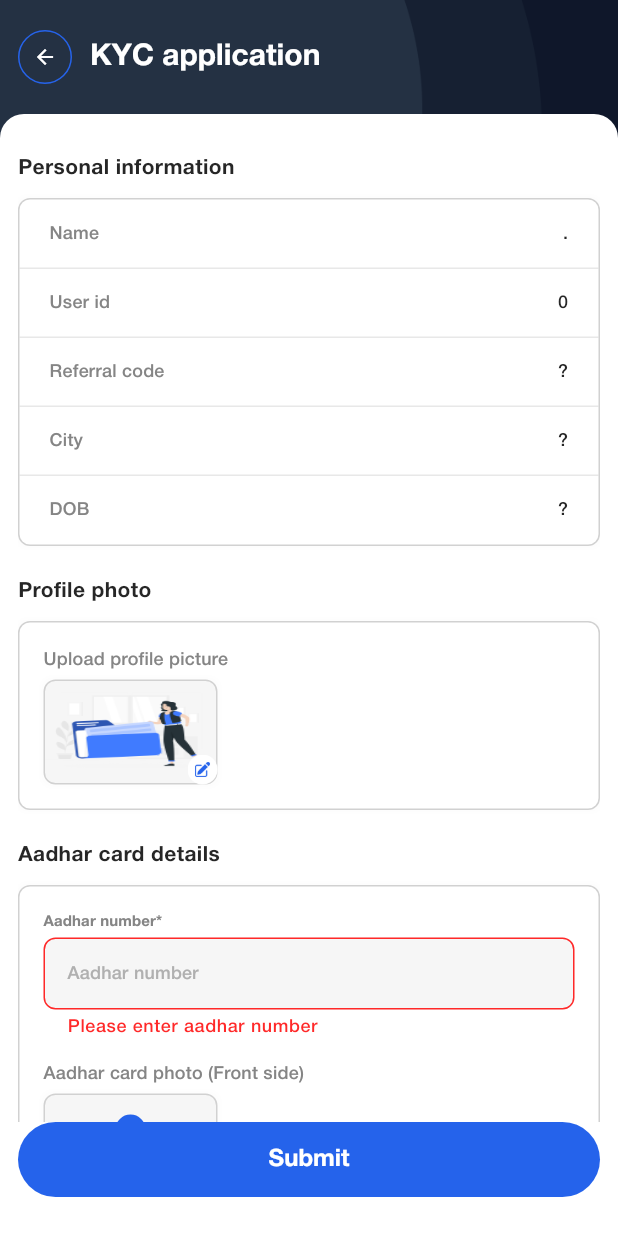
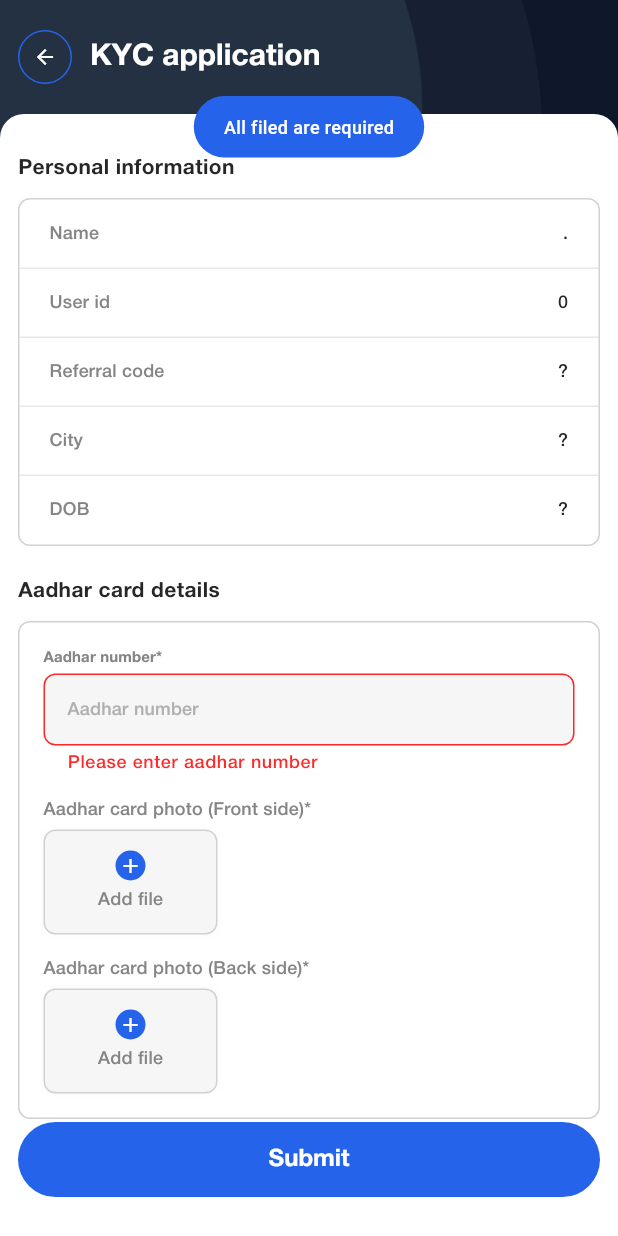
Before and after one commit to AmanDollop/kalam_news, a Flutter app: the KycApplicationView screen opened by its route, after a tap on "Submit", on a phone screen of 412 x 824 dp. Run offline on Flutter 3.47's test engine with Material 3 defaults, Android fonts, the phone set to English and light mode, and no system bars; our stand-ins replace carousel_indicator, carousel_slider, connectivity_plus, device_preview, flutter_dash, flutter_html and 11 more; missing offline and left inert: razorpay_flutter; accounts and stored records are empty; statements that could not run were skipped.

Commit message:
31 may 2024

```diff
--- a/lib/app/api/api_constant_var/api_constant_var.dart
+++ b/lib/app/api/api_constant_var/api_constant_var.dart
@@ -85,6 +85,11 @@ class ApiConstantVar{
   static const bankId = "bank_id";
 
   static const amount = "amount";
+  static const aadharCardNo = "aadhar_card_no";
+  static const panCardNo = "pan_card_no";
+  static const aadharCardPhotoFront = "aadhar_card_photo_front";
+  static const aadharCardPhotoBack = "aadhar_card_photo_back";
+  static const panCardPhoto = "pan_card_photo";
 
 }
 
@@ -156,4 +161,6 @@ class ApiUrls{
 
   static const apiEndPointWithdrawCommission = "withdrawCommission";
 
+  static const apiEndPointUserKycDocument = "userKycDocument";
+
 }
--- a/lib/app/modules/kyc_application/controllers/kyc_application_controller.dart
+++ b/lib/app/modules/kyc_application/controllers/kyc_application_controller.dart
@@ -1,6 +1,14 @@
+import 'dart:io';
+
 import 'package:flutter/material.dart';
 import 'package:get/get.dart';
+import 'package:kalam_news_publication/app/api/api_constant_var/api_constant_var.dart';
+import 'package:kalam_news_publication/app/api/api_intrigation/api_intrigation.dart';
 import 'package:kalam_news_publication/app/api/api_res_modals/user_data_modal.dart';
+import 'package:kalam_news_publication/app/common/methods/knp_methods.dart';
+import 'package:kalam_news_publication/app/common/packages/cd.dart';
+import 'package:kalam_news_publication/app/common/packages/image_picker.dart';
+import 'package:http/http.dart' as http;
 
 class KycApplicationController extends GetxController {
 
@@ -17,6 +25,17 @@ class KycApplicationController extends GetxController {
 
   final panCardNumberController = TextEditingController();
   FocusNode panCardNumberFocusNode = FocusNode();
+
+
+  final profilePic = Rxn<File?>();
+  final aadharFrontImage = Rxn<File?>();
+  final aadharBackImage = Rxn<File?>();
+  final panCardImage = Rxn<File?>();
+
+  Map<String, dynamic> bodyParamsForEKyc = {};
+
+  final submitButtonValue = false.obs;
+
 
 
   @override
@@ -38,20 +57,112 @@ class KycApplicationController extends GetxController {
 
   void increment() => count.value++;
 
-  void clickOnUploadProfilePicture() {}
+  Future<void> clickOnUploadProfilePicture() async {
+    await CD.commonIosPickImageDialog(
+      clickOnCamera: () async {
+        Get.back();
+        profilePic.value = await KNPImagePicker.pickImage(isCropper: true);
+      },
+      clickOnGallery: () async {
+        Get.back();
+        profilePic.value = await KNPImagePicker.pickImage(pickFromGallery: true,isCropper: true);
+      },
+    );
+  }
 
-  void clickOnAadharCardFrontSide() {}
+  Future<void> clickOnAadharCardFrontSide() async {
+    if(aadharFrontImage.value == null) {
+      await CD.commonIosPickImageDialog(
+        clickOnCamera: () async {
+          Get.back();
+          aadharFrontImage.value = await KNPImagePicker.pickImage(isCropper: true);
+        },
+       clickOnGallery: () async {
+         Get.back();
+         aadharFrontImage.value = await KNPImagePicker.pickImage(pickFromGallery: true,isCropper: true);
+       },
+      );
+    }else{
+      aadharFrontImage.value = null;
+    }
+    count.value++;
+  }
 
-  void clickOnAadharCardBackSide() {}
+  Future<void> clickOnAadharCardBackSide() async {
+    if(aadharBackImage.value == null) {
+      await CD.commonIosPickImageDialog(
+      clickOnCamera: () async {
+        Get.back();
+        aadharBackImage.value = await KNPImagePicker.pickImage(isCropper: true);
+      },
+      clickOnGallery: () async {
+        Get.back();
+        aadharBackImage.value = await KNPImagePicker.pickImage(pickFromGallery: true,isCropper: true);
+      },
+    );
+    }else{
+      aadharBackImage.value = null;
+    }
+    count.value++;
+  }
 
-  void clickOnPanCardPhoto() {}
+  Future<void> clickOnPanCardPhoto() async {
+    if(panCardImage.value == null) {
+      await CD.commonIosPickImageDialog(
+      clickOnCamera: () async {
+        Get.back();
+        panCardImage.value = await KNPImagePicker.pickImage(isCropper: true);
+      },
+      clickOnGallery: () async {
+        Get.back();
+        panCardImage.value = await KNPImagePicker.pickImage(pickFromGallery: true,isCropper: true);
+      },
+    );
+    }else{
+      panCardImage.value = null;
+    }
+    count.value++;
+  }
 
   void clickOnUpdateBankDetails() {}
 
   void clickOnSubmitButton() {
-    if(key.currentState!.validate()){
+    if(key.currentState!.validate() && aadharFrontImage.value != null && aadharBackImage.value != null && panCardImage.value != null){
       Get.back();
+    }else{
+      KNPMethods.showSnackBar(message: 'All filed are required');
     }
   }
 
+  Future<void> callingAddEKycApi() async {
+    try{
+
+      bodyParamsForEKyc = {
+        ApiConstantVar.aadharCardNo:aadharCardNumberController.text.trim().toString(),
+        ApiConstantVar.panCardNo:panCardNumberController.text.trim().toString(),
+      };
+
+      Map<String, List<File>> imageMap = {
+        ApiConstantVar.aadharCardPhotoFront : aadharFrontImage.value[0] ?? File(''),
+        ApiConstantVar.aadharCardPhotoBack : aadharBackImage.value[1] ?? File(''),
+        ApiConstantVar.panCardPhoto : panCardImage.value[2] ?? File(''),
+      };
+
+
+
+      http.Response? response = await ApiIntrigation.addEKycApi(bodyParams: bodyParamsForEKyc, imageMap: imageMap);
+      if(response != null && response.statusCode == 200){
+        Get.back();
+      }else{
+        KNPMethods.error();
+      }
+
+    }catch(e){
+      KNPMethods.error();
+      print('callingAddEKycApi ::::  error::::  $e');
+      submitButtonValue.value = false;
+    }
+    submitButtonValue.value = false;
+  }
+
 }
--- a/lib/app/modules/kyc_application/views/kyc_application_view.dart
+++ b/lib/app/modules/kyc_application/views/kyc_application_view.dart
@@ -1,3 +1,5 @@
+import 'dart:io';
+
 import 'package:flutter/material.dart';
 
 import 'package:get/get.dart';
@@ -38,8 +40,8 @@ class KycApplicationView extends GetView<KycApplicationController> {
                                 children: [
                                   cardHeadlineTextView(text: PageConstVar.personalInformation.tr).paddingOnly(bottom: CommonPaddingAndSize.size10()),
                                   personalInformationCardView().paddingOnly(bottom: CommonPaddingAndSize.size20()),
-                                  cardHeadlineTextView(text: PageConstVar.profilePhoto.tr).paddingOnly(bottom: CommonPaddingAndSize.size10()),
-                                  profilePhotoCard().paddingOnly(bottom: CommonPaddingAndSize.size20()),
+                                  // cardHeadlineTextView(text: PageConstVar.profilePhoto.tr).paddingOnly(bottom: CommonPaddingAndSize.size10()),
+                                  // profilePhotoCard().paddingOnly(bottom: CommonPaddingAndSize.size20()),
                                   cardHeadlineTextView(text: PageConstVar.aadharCardDetails.tr).paddingOnly(bottom: CommonPaddingAndSize.size10()),
                                   aadharCardDetailsCard().paddingOnly(bottom: CommonPaddingAndSize.size20()),
                                   cardHeadlineTextView(text: PageConstVar.panCardDetails.tr).paddingOnly(bottom: CommonPaddingAndSize.size10()),
@@ -120,7 +122,8 @@ class KycApplicationView extends GetView<KycApplicationController> {
           children: [
             commonRowForCard(
               text1: PageConstVar.name.tr,
-              text2: '${controller.userData?.userDetails?.initials}. ${controller.userData?.userDetails?.firstName} ${controller.userData?.userDetails?.lastName}',
+              text2:
+                  '${controller.userData?.userDetails?.initials}. ${controller.userData?.userDetails?.firstName} ${controller.userData?.userDetails?.lastName}',
             ),
             KNPWidgets.commonDividerView(height: 0),
             commonRowForCard(
@@ -180,7 +183,7 @@ class KycApplicationView extends GetView<KycApplicationController> {
         ],
       );
 
-  Widget commonAddFileButtonView({GestureTapCallback? onTap}) => InkWell(
+  Widget commonAddFileButtonView({GestureTapCallback? onTap, File? file}) => InkWell(
         onTap: onTap,
         borderRadius: BorderRadius.circular(8.px),
         child: KNPWidgets.commonContainerView(
@@ -188,10 +191,31 @@ class KycApplicationView extends GetView<KycApplicationController> {
           height: 70.px,
           padding: EdgeInsets.zero,
           color: Theme.of(Get.context!).colorScheme.surface,
-          child: Column(
+          child: file != null
+              ? Center(
+                  child: Stack(
+                    alignment: Alignment.center,
+                    children: [
+                      Image.file(
+                        File(file.path ?? ''),
+                        height: 110.px,
+                        width: 110.px,
+                      ),
+                      commonIconButton(icon: Icons.cancel)
+                    ],
+                  ),
+                )
+              : Column(
                   mainAxisAlignment: MainAxisAlignment.center,
                   children: [
-              Container(
+                    commonIconButton(icon: Icons.add),
+                    cardTitleTextView(text: PageConstVar.addFile.tr),
+                  ],
+                ),
+        ),
+      );
+
+  Widget commonIconButton({required IconData icon}) => Container(
         height: 20.px,
         width: 20.px,
         margin: EdgeInsets.only(bottom: 4.px),
@@ -201,14 +225,9 @@ class KycApplicationView extends GetView<KycApplicationController> {
         ),
         child: Center(
           child: Icon(
-                    Icons.add,
+            icon,
             color: Theme.of(Get.context!).colorScheme.inversePrimary,
             size: 16.px,
-                  ),
-                ),
-              ),
-              cardTitleTextView(text: PageConstVar.addFile.tr),
-            ],
           ),
         ),
       );
@@ -217,11 +236,12 @@ class KycApplicationView extends GetView<KycApplicationController> {
         child: Column(
           crossAxisAlignment: CrossAxisAlignment.start,
           children: [
-            cardTitleTextView(text: PageConstVar.uploadProfilePicture.tr).paddingOnly(bottom: 4.px),
-            // commonAddFileButtonView(
-            //   onTap: () => controller.clickOnUploadProfilePicture(),
-            // ),
-            commonImageView()
+            cardTitleTextView(text: PageConstVar.uploadProfilePicture.tr)
+                .paddingOnly(bottom: 4.px),
+            commonAddFileButtonView(
+                onTap: () => controller.clickOnUploadProfilePicture(),
+                file: controller.profilePic.value),
+            // commonImageView()
           ],
         ),
       );
@@ -231,13 +251,15 @@ class KycApplicationView extends GetView<KycApplicationController> {
           crossAxisAlignment: CrossAxisAlignment.start,
           children: [
             aadharCardNumberTextFieldView().paddingOnly(bottom: CommonPaddingAndSize.size14()),
-            cardTitleTextView(text: '${PageConstVar.aadharCardPhoto.tr} (${PageConstVar.frontSide.tr})').paddingOnly(bottom: 4.px),
+            cardTitleTextView(text: '${PageConstVar.aadharCardPhoto.tr} (${PageConstVar.frontSide.tr})*').paddingOnly(bottom: 4.px),
             commonAddFileButtonView(
                 onTap: () => controller.clickOnAadharCardFrontSide(),
+                file: controller.aadharFrontImage.value,
             ).paddingOnly(bottom: CommonPaddingAndSize.size14()),
-            cardTitleTextView(text: '${PageConstVar.aadharCardPhoto.tr} (${PageConstVar.backSide.tr})').paddingOnly(bottom: 4.px),
+            cardTitleTextView(text: '${PageConstVar.aadharCardPhoto.tr} (${PageConstVar.backSide.tr})*').paddingOnly(bottom: 4.px),
             commonAddFileButtonView(
                 onTap: () => controller.clickOnAadharCardBackSide(),
+                file: controller.aadharBackImage.value,
             ),
           ],
         ),
@@ -258,9 +280,10 @@ class KycApplicationView extends GetView<KycApplicationController> {
           crossAxisAlignment: CrossAxisAlignment.start,
           children: [
             panCardNumberTextFieldView().paddingOnly(bottom: CommonPaddingAndSize.size14()),
-            cardTitleTextView(text: PageConstVar.panCardPhoto.tr).paddingOnly(bottom: 4.px),
+            cardTitleTextView(text: '${PageConstVar.panCardPhoto}*'.tr).paddingOnly(bottom: 4.px),
             commonAddFileButtonView(
                 onTap: () => controller.clickOnPanCardPhoto(),
+                file: controller.panCardImage.value,
             ),
           ],
         ),
@@ -288,5 +311,4 @@ class KycApplicationView extends GetView<KycApplicationController> {
         onPressed: () => controller.clickOnSubmitButton(),
         buttonText: PageConstVar.submit.tr,
       );
-
 }
--- a/pubspec.yaml
+++ b/pubspec.yaml
@@ -33,6 +33,8 @@ dependencies:
   url_launcher: ^6.1.9
   flutter_html:
   flutter_linkify:
+  webview_flutter:
+  cc_avenue:
 
 
 dev_dependencies:
```
Also changed, not shown: lib/app/api/api_intrigation/api_intrigation.dart (+27 -0 lines), lib/main.dart (+67 -0 lines), pubspec.lock, 1 other file. Lines whose indentation alone changed are shown as unchanged.
